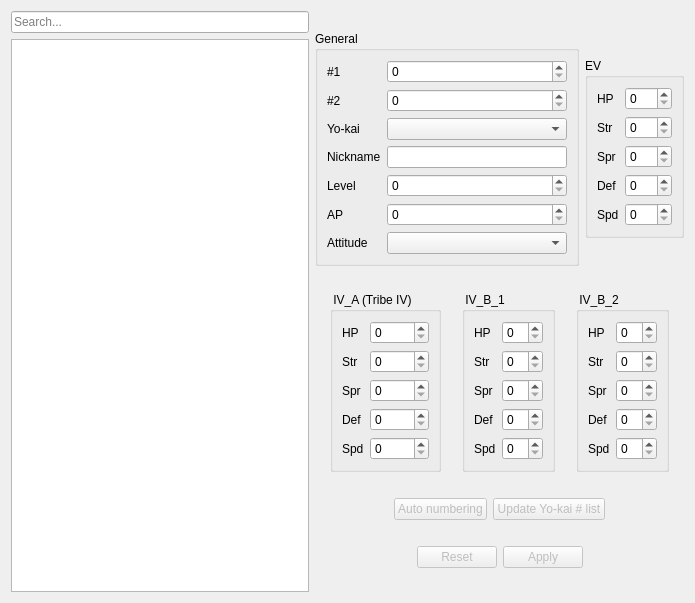
Before: the Qt Designer form youkaitab.ui in victorBltrn/Yo-kai_Editor_1-1, drawn with Qt 5.
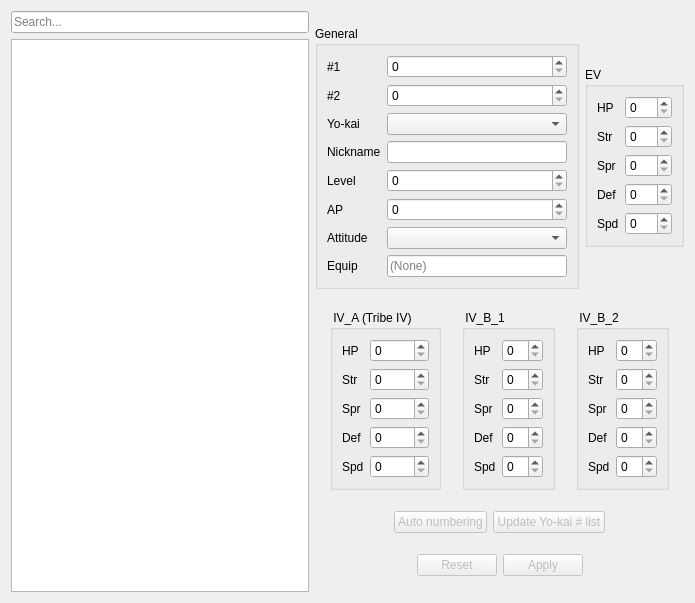
After: the same form once the commit is applied.

Commit message: Add read-only Equip viewer and display Level in Yo-kai list

What changed in the file:
```diff
--- a/youkaitab.ui
+++ b/youkaitab.ui
@@ -132,6 +132,23 @@
               </property>
              </widget>
             </item>
+            <item row="10" column="0">
+             <widget class="QLabel" name="label_equip">
+              <property name="text">
+               <string>Equip</string>
+              </property>
+             </widget>
+            </item>
+            <item row="10" column="1">
+             <widget class="QLineEdit" name="equipEdit">
+              <property name="readOnly">
+               <bool>true</bool>
+              </property>
+              <property name="placeholderText">
+               <string>(None)</string>
+              </property>
+             </widget>
+            </item>
             <item row="2" column="0">
              <widget class="QLabel" name="label">
               <property name="text">
```
The commit also changes 2 other files.
